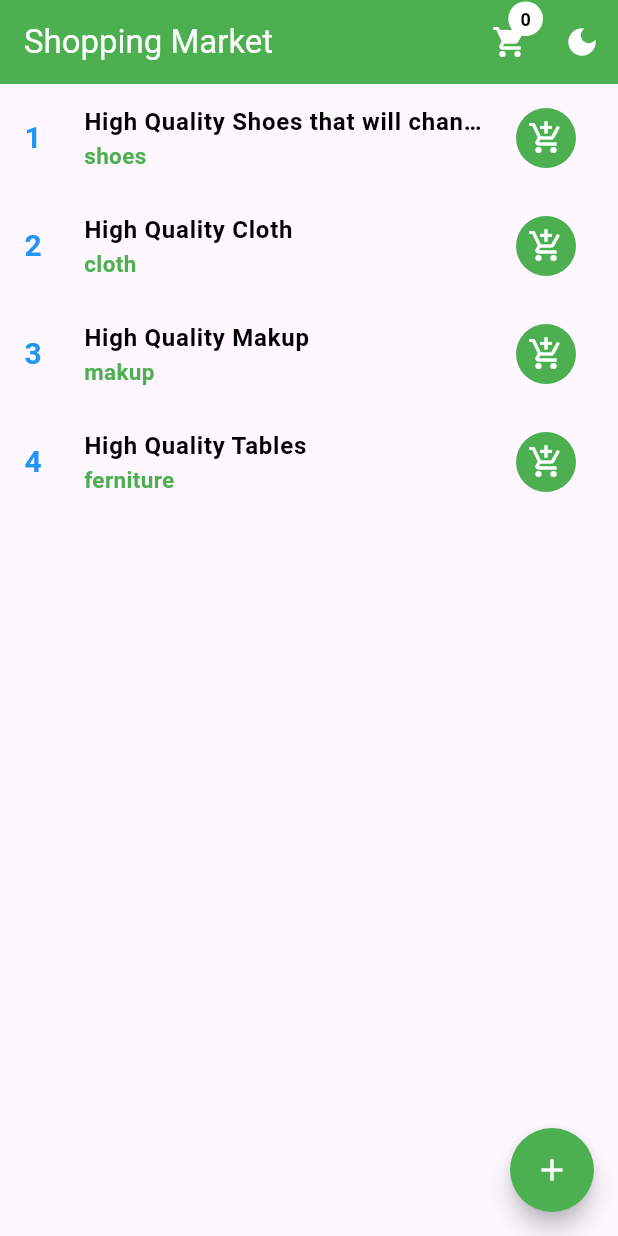
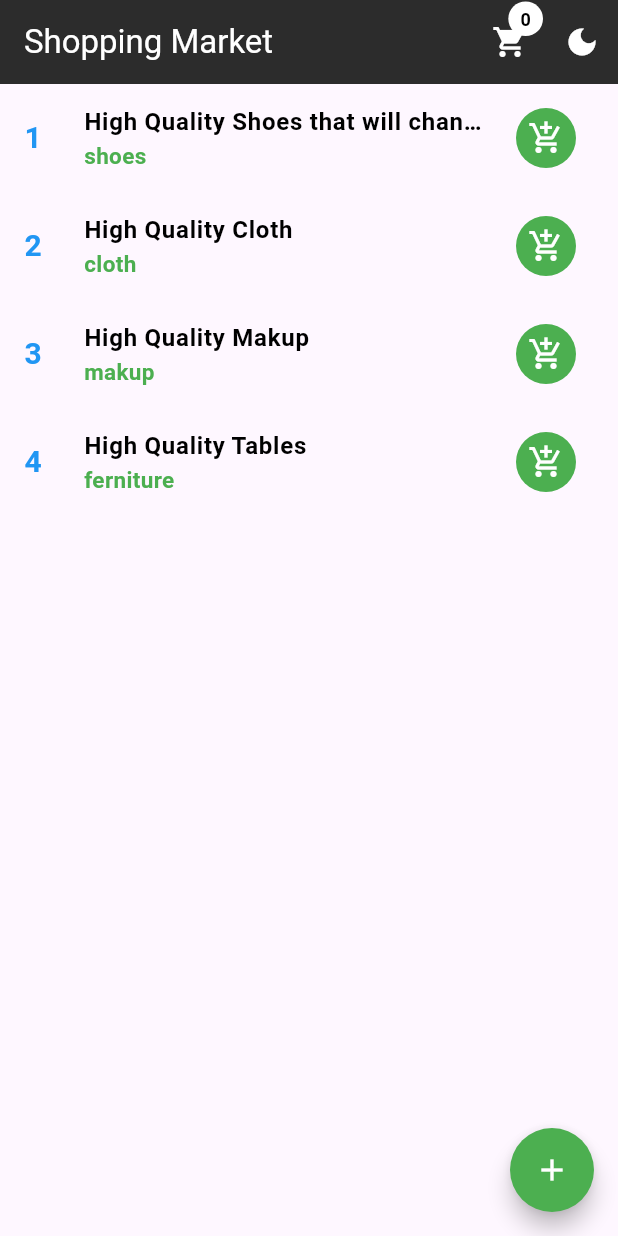
Before and after one commit to AbdulHaseeb-1/flutter_cart, a Flutter app: the screen it shows after launch, on a phone screen of 412 x 824 dp. Run offline on Flutter 3.47's test engine with Material 3 defaults, Android fonts, the phone set to English and light mode, and no system bars; our stand-ins replace flutter_riverpod, fluttertoast, riverpod, shared_preferences.

Commit message:
theme changes

```diff
--- a/lib/constants/theme_data.dart
+++ b/lib/constants/theme_data.dart
@@ -4,7 +4,7 @@ final lightTheme = ThemeData(
     brightness: Brightness.light,
     useMaterial3: true,
     appBarTheme: const AppBarTheme(
-      backgroundColor: Colors.green,
+      backgroundColor: Color.fromARGB(255, 44, 44, 44),
       foregroundColor: Colors.white,
     ),
     primaryColor: Colors.black);
@@ -13,12 +13,12 @@ final darkTheme = ThemeData(
     brightness: Brightness.dark,
     useMaterial3: true,
     appBarTheme: const AppBarTheme(
-      backgroundColor: Colors.green,
+      backgroundColor: Color.fromARGB(255, 0, 0, 0),
       foregroundColor: Colors.white,
     ),
     canvasColor: const Color.fromARGB(255, 19, 20, 29),
     primaryColor: Colors.white,
-    scaffoldBackgroundColor: const Color.fromARGB(255, 19, 20, 29),
+    scaffoldBackgroundColor: const Color.fromARGB(255, 0, 0, 0),
     bottomSheetTheme: const BottomSheetThemeData(backgroundColor: Colors.black),
     inputDecorationTheme: const InputDecorationTheme(
       hintStyle: TextStyle(color: Colors.white),
--- a/lib/pages/home_page.dart
+++ b/lib/pages/home_page.dart
@@ -1,8 +1,6 @@
 import 'package:flutter/material.dart';
 import 'package:flutter_riverpod/flutter_riverpod.dart';
-import 'package:fluttertoast/fluttertoast.dart';
 import 'package:state_test/constants/products.dart';
-import 'package:state_test/main.dart';
 import 'package:state_test/models/cart.dart';
 import 'package:state_test/providers/cart_provider.dart';
 import 'package:state_test/providers/theme_provider.dart';
@@ -14,7 +12,6 @@ class HomePage extends ConsumerWidget {
   @override
   Widget build(BuildContext context, WidgetRef ref) {
     final itemList = ref.read(itemProvider.notifier);
-    final theme = Theme.of(context);
 
     return Scaffold(
       appBar: AppBar(title: const Text("Shopping Market"), actions: [
```
